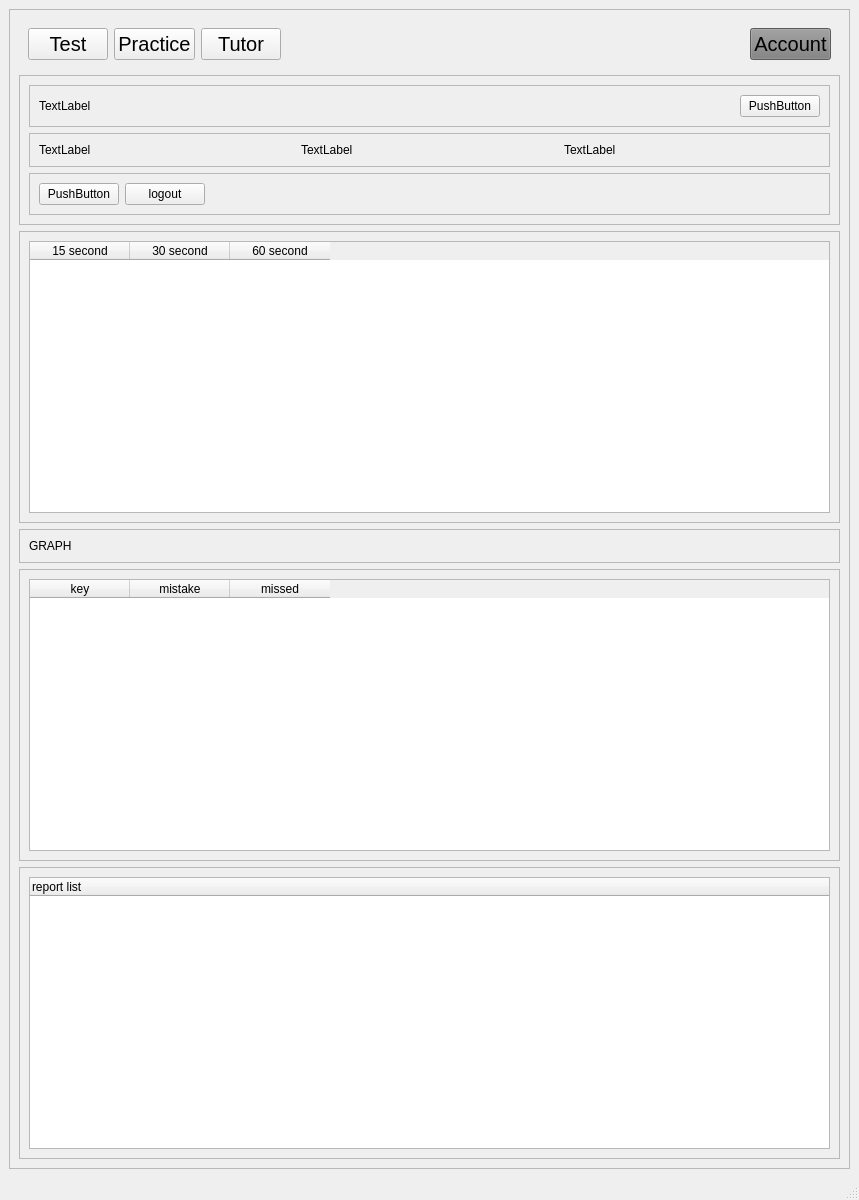
First picture: the form in account.ui, repository Prakash5209/typing_tutor, before the edit.
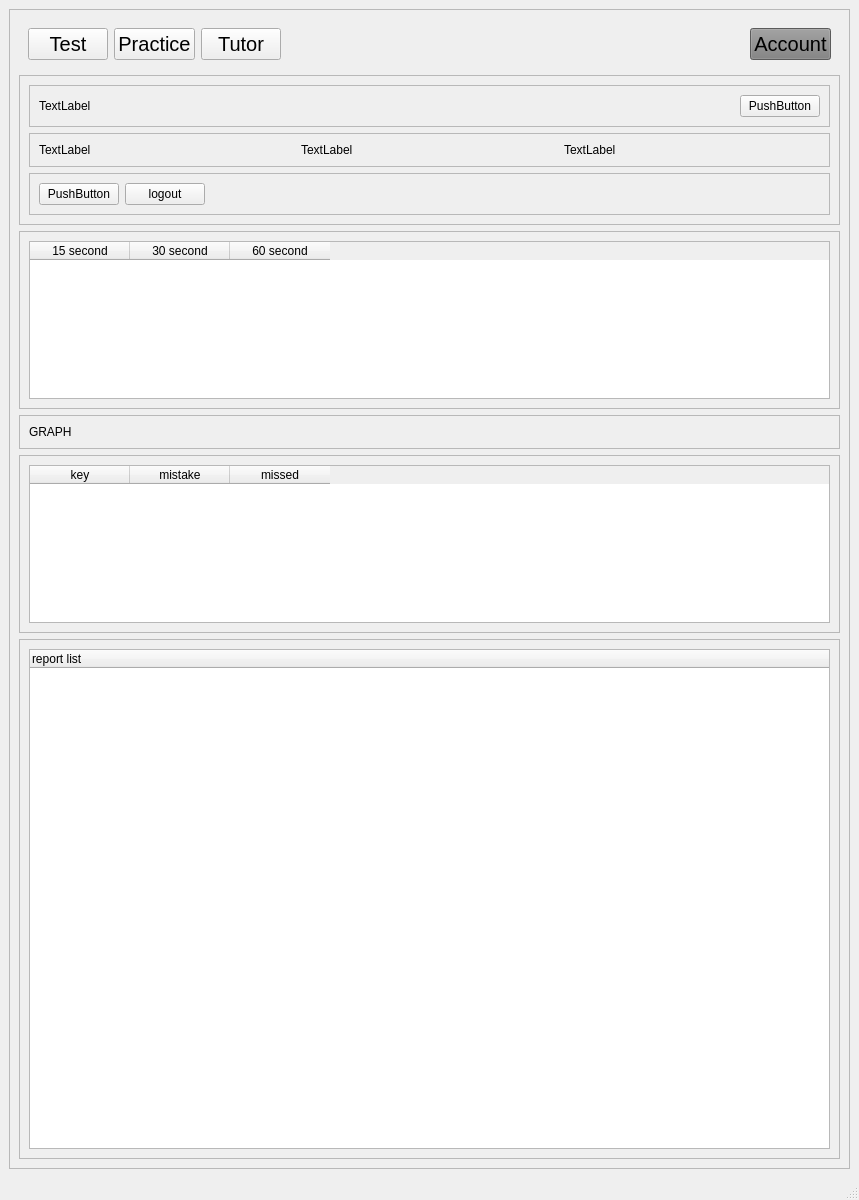
Second picture: the form after the edit.

Diff of the .ui file:
```diff
--- a/account.ui
+++ b/account.ui
@@ -367,7 +367,7 @@
              <property name="minimumSize">
               <size>
                <width>0</width>
-               <height>100</height>
+               <height>500</height>
               </size>
              </property>
              <column>
```
